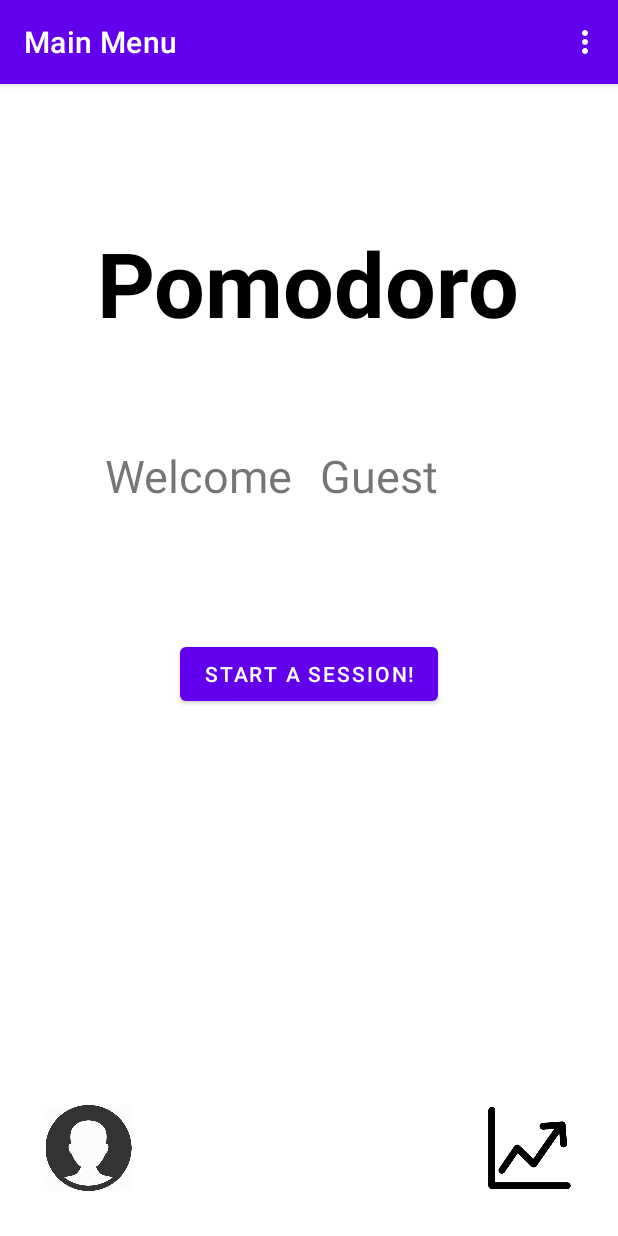
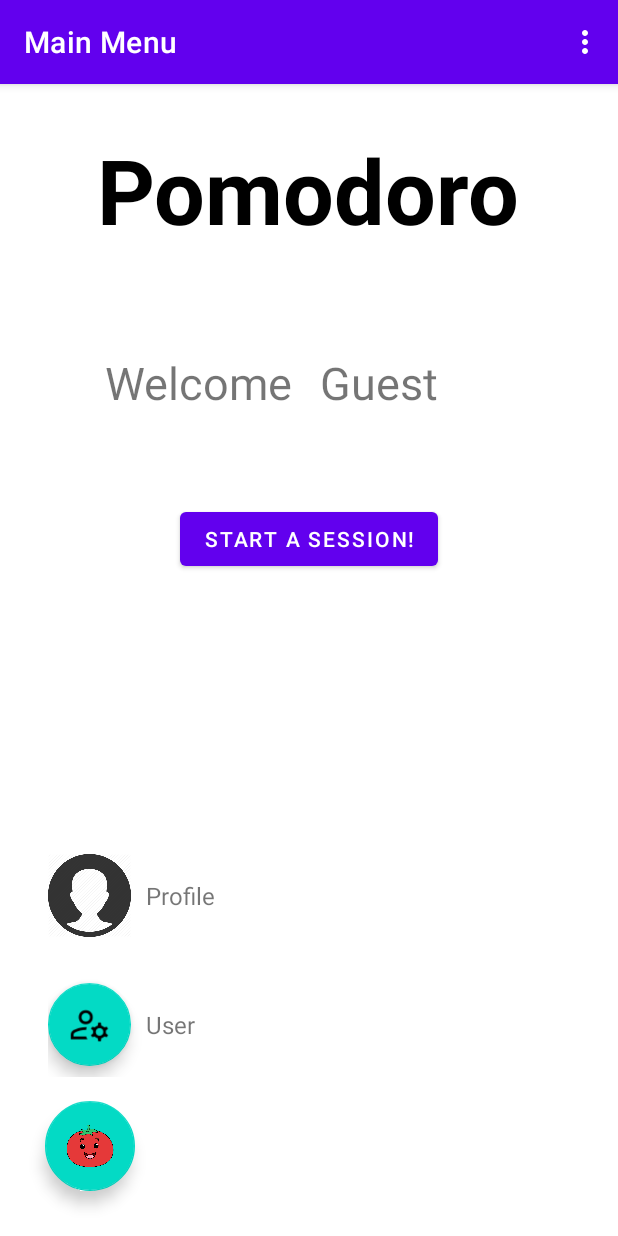
Before and after one commit to StevenNZ/pomodoro, an Android app: the screen it shows after launch (MainActivity), on a phone screen of 412 x 824 dp. Run offline under Robolectric (Android 15) with nearby library versions, the light colour scheme and no system bars; our stand-ins replace Firebase (no records; nobody signed in at launch, a user with empty details on screens opened directly), navigation-ui; pictures from the network do not load.

Commit message:
refactor: buttons have been rearranged in a verticle stack order

```diff
--- a/app/src/main/res/layout/main_menu.xml
+++ b/app/src/main/res/layout/main_menu.xml
@@ -32,7 +32,7 @@
         android:id="@+id/textView"
         android:layout_width="wrap_content"
         android:layout_height="wrap_content"
-        android:layout_marginTop="92dp"
+        android:layout_marginTop="30dp"
         android:text="@string/pomodoro"
         android:textColor="@color/black"
         android:textSize="60sp"
@@ -46,30 +46,87 @@
         android:id="@+id/button_first"
         android:layout_width="wrap_content"
         android:layout_height="wrap_content"
-        android:layout_marginTop="88dp"
+        android:layout_marginTop="60dp"
         android:text="@string/classic"
         app:layout_constraintEnd_toEndOf="parent"
         app:layout_constraintStart_toStartOf="parent"
         app:layout_constraintTop_toBottomOf="@id/textview_first" />
 
-    <ImageView
-        android:id="@+id/statsIcon"
-        android:layout_width="58dp"
-        android:layout_height="57dp"
-        android:layout_marginEnd="30dp"
-        android:layout_marginBottom="30dp"
-        android:src="@drawable/stats_icon"
-        app:layout_constraintBottom_toBottomOf="parent"
-        app:layout_constraintEnd_toEndOf="parent" />
+    <androidx.constraintlayout.widget.ConstraintLayout
+        android:id="@+id/constraintLayout8"
+        android:layout_width="170dp"
+        android:layout_height="70dp"
+        android:layout_marginStart="32dp"
+        android:layout_marginBottom="16dp"
+        app:layout_constraintBottom_toTopOf="@+id/constraintLayout9"
+        app:layout_constraintStart_toStartOf="parent">
 
-    <ImageView
-        android:id="@+id/userIcon"
-        android:layout_width="58dp"
-        android:layout_height="57dp"
+        <ImageView
+            android:id="@+id/statsIcon"
+            android:layout_width="55dp"
+            android:layout_height="55dp"
+            android:src="@drawable/guest_icon"
+            app:layout_constraintBottom_toBottomOf="parent"
+            app:layout_constraintStart_toStartOf="parent"
+            app:layout_constraintTop_toTopOf="parent" />
+
+        <TextView
+            android:id="@+id/textView6"
+            android:layout_width="wrap_content"
+            android:layout_height="wrap_content"
+            android:layout_marginStart="10dp"
+            android:text="Profile"
+            android:textSize="16sp"
+            app:layout_constraintBottom_toBottomOf="parent"
+            app:layout_constraintStart_toEndOf="@+id/statsIcon"
+            app:layout_constraintTop_toTopOf="parent" />
+    </androidx.constraintlayout.widget.ConstraintLayout>
+
+    <androidx.constraintlayout.widget.ConstraintLayout
+        android:id="@+id/constraintLayout9"
+        android:layout_width="170dp"
+        android:layout_height="70dp"
+        android:layout_marginStart="32dp"
+        android:layout_marginBottom="16dp"
+        app:layout_constraintBottom_toTopOf="@+id/floatingActionButton3"
+        app:layout_constraintStart_toStartOf="parent">
+
+        <com.google.android.material.floatingactionbutton.FloatingActionButton
+            android:id="@+id/userIcon"
+            android:layout_width="55dp"
+            android:layout_height="55dp"
+            android:clickable="true"
+            android:src="@drawable/user_manage_icon"
+            app:fabCustomSize="55dp"
+            app:layout_constraintBottom_toBottomOf="parent"
+            app:layout_constraintStart_toStartOf="parent"
+            app:layout_constraintTop_toTopOf="parent"
+            app:maxImageSize="30dp" />
+
+        <TextView
+            android:id="@+id/textView11"
+            android:layout_width="wrap_content"
+            android:layout_height="wrap_content"
+            android:layout_marginStart="10dp"
+            android:text="User"
+            android:textSize="16sp"
+            app:layout_constraintBottom_toBottomOf="parent"
+            app:layout_constraintStart_toEndOf="@+id/userIcon"
+            app:layout_constraintTop_toTopOf="parent" />
+    </androidx.constraintlayout.widget.ConstraintLayout>
+
+    <com.google.android.material.floatingactionbutton.FloatingActionButton
+        android:id="@+id/floatingActionButton3"
+        android:layout_width="60dp"
+        android:layout_height="60dp"
         android:layout_marginStart="30dp"
         android:layout_marginBottom="30dp"
-        android:src="@drawable/guest_icon"
+        android:clickable="true"
+        android:src="@drawable/long_break_fill"
+        app:fabCustomSize="60dp"
         app:layout_constraintBottom_toBottomOf="parent"
-        app:layout_constraintStart_toStartOf="parent" />
+        app:layout_constraintStart_toStartOf="parent"
+        app:maxImageSize="40dp"
+        app:tint="@null" />
 
 </androidx.constraintlayout.widget.ConstraintLayout>
```
